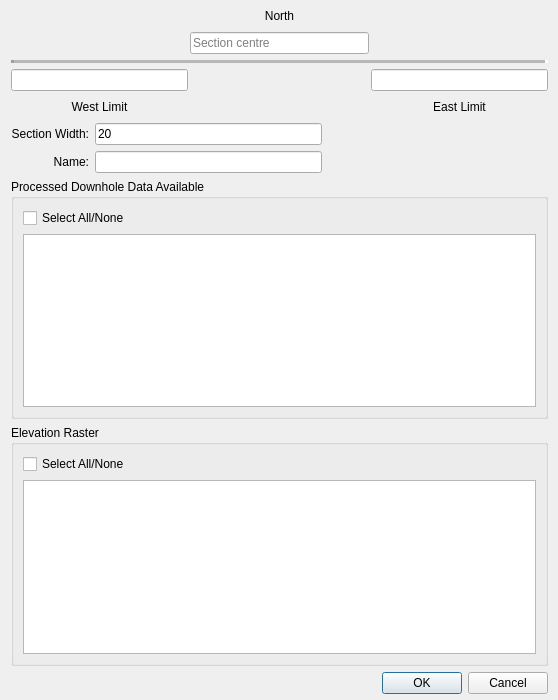
Before: the Qt Designer form sectionorthogonal_dialog_base.ui in rolandhill/geoscience, drawn with Qt 5.
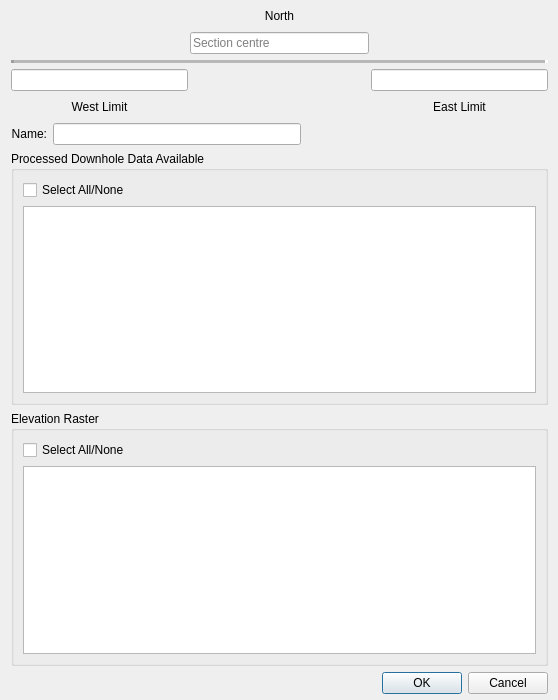
After: the same form once the commit is applied.

Commit message: Set section width from sectionManager_Dialog only. Set DEM line style. Expand grid extents.

Diff of the .ui file:
```diff
--- a/sectionorthogonal_dialog_base.ui
+++ b/sectionorthogonal_dialog_base.ui
@@ -175,53 +175,10 @@
    </item>
    <item>
     <layout class="QGridLayout" name="gridLayout_3">
-     <item row="0" column="0">
-      <widget class="QLabel" name="label">
-       <property name="text">
-        <string>Section Width:</string>
-       </property>
-       <property name="alignment">
-        <set>Qt::AlignRight|Qt::AlignTrailing|Qt::AlignVCenter</set>
-       </property>
-      </widget>
-     </item>
-     <item row="0" column="2">
-      <spacer name="horizontalSpacer_7">
-       <property name="orientation">
-        <enum>Qt::Horizontal</enum>
-       </property>
-       <property name="sizeHint" stdset="0">
-        <size>
-         <width>40</width>
-         <height>20</height>
-        </size>
-       </property>
-      </spacer>
-     </item>
      <item row="0" column="1">
-      <widget class="QLineEdit" name="leSectionWidth">
-       <property name="text">
-        <string>20</string>
-       </property>
-       <property name="placeholderText">
-        <string>Total width of the section</string>
-       </property>
-      </widget>
-     </item>
-     <item row="1" column="0">
-      <widget class="QLabel" name="label_2">
-       <property name="text">
-        <string>Name:</string>
-       </property>
-       <property name="alignment">
-        <set>Qt::AlignRight|Qt::AlignTrailing|Qt::AlignVCenter</set>
-       </property>
-      </widget>
-     </item>
-     <item row="1" column="1">
       <widget class="QLineEdit" name="leName"/>
      </item>
-     <item row="1" column="2">
+     <item row="0" column="2">
       <spacer name="horizontalSpacer_8">
        <property name="orientation">
         <enum>Qt::Horizontal</enum>
@@ -234,6 +191,16 @@
        </property>
       </spacer>
      </item>
+     <item row="0" column="0">
+      <widget class="QLabel" name="label_2">
+       <property name="text">
+        <string>Name:</string>
+       </property>
+       <property name="alignment">
+        <set>Qt::AlignRight|Qt::AlignTrailing|Qt::AlignVCenter</set>
+       </property>
+      </widget>
+     </item>
     </layout>
    </item>
    <item>
```
The commit also changes 5 other files.
